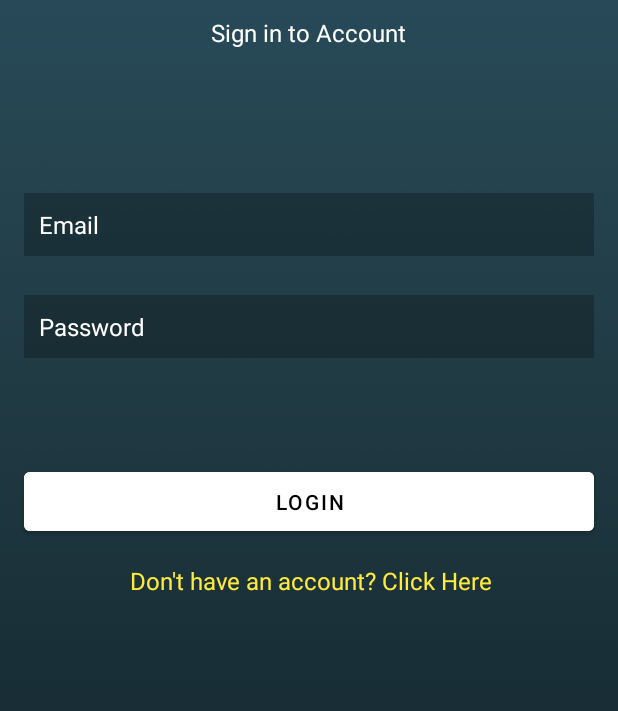
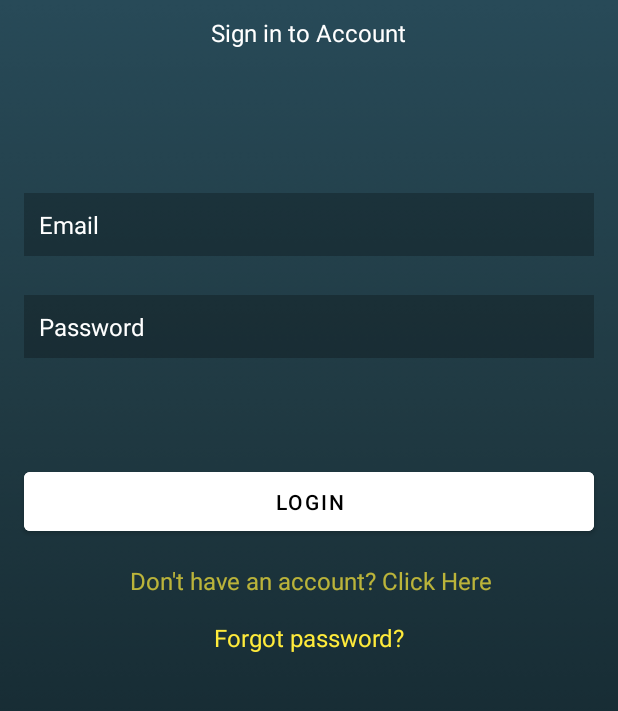
Before and after one commit to JanVasilcenko/Best-Book, an Android app: the screen it shows after launch (Login), on a phone screen of 412 x 824 dp, the part 226-937 px from its top. Run offline under Robolectric (Android 15) with nearby library versions, the phone set to English and light mode, and no system bars; our stand-ins replace Firebase (no records; nobody signed in at launch, a user with empty details on screens opened directly).

Commit message:
Added forgotten password and email verification

```diff
--- a/app/src/main/res/layout/activity_login.xml
+++ b/app/src/main/res/layout/activity_login.xml
@@ -99,15 +99,30 @@
         android:layout_width="wrap_content"
         android:layout_height="wrap_content"
         android:layout_marginTop="16dp"
+        android:onClick="GoToRegister"
         android:text=" Don't have an account? Click Here"
-        android:textColor="#FFEB3B"
+        android:textColor="#B3FFEB3B"
         android:textSize="16sp"
-        android:onClick="GoToRegister"
         app:layout_constraintBottom_toBottomOf="parent"
         app:layout_constraintEnd_toEndOf="parent"
         app:layout_constraintHorizontal_bias="0.498"
         app:layout_constraintStart_toStartOf="parent"
         app:layout_constraintTop_toBottomOf="@+id/login"
+        app:layout_constraintVertical_bias="0.0" />
+
+    <TextView
+        android:id="@+id/forgot_password"
+        android:layout_width="wrap_content"
+        android:layout_height="wrap_content"
+        android:layout_marginTop="16dp"
+        android:text="Forgot password?"
+        android:textColor="#FFEB3B"
+        android:textSize="16sp"
+        android:onClick="ForgotPassword"
+        app:layout_constraintBottom_toBottomOf="parent"
+        app:layout_constraintEnd_toEndOf="parent"
+        app:layout_constraintStart_toStartOf="parent"
+        app:layout_constraintTop_toBottomOf="@+id/backtoregister"
         app:layout_constraintVertical_bias="0.0" />
 
     <ProgressBar
--- a/app/src/main/res/menu/menu.xml
+++ b/app/src/main/res/menu/menu.xml
@@ -28,7 +28,10 @@
                 android:title="Share"
                 android:icon="@drawable/ic_baseline_share_24"
                 />
-
+            <item android:id="@+id/verify_email"
+                android:title="Verify Email"
+                android:icon="@drawable/ic_baseline_email_24"
+                />
 
         </menu>
     </item>
```
Also changed, not shown: app/src/main/java/com/example/bestbook/Login.java (+40 -0 lines), app/src/main/java/com/example/bestbook/MainActivity.java (+51 -1 lines), app/src/main/java/com/example/bestbook/Register.java (+18 -0 lines), app/src/main/res/drawable/ic_baseline_email_24.xml (added, +10 -0 lines).
